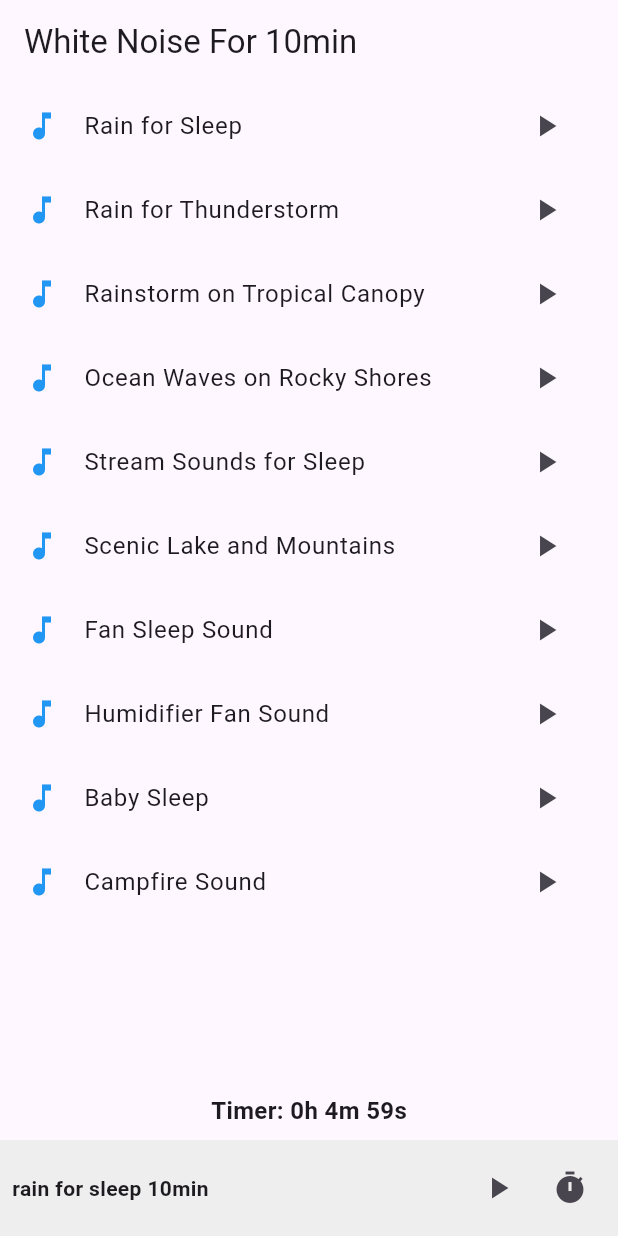
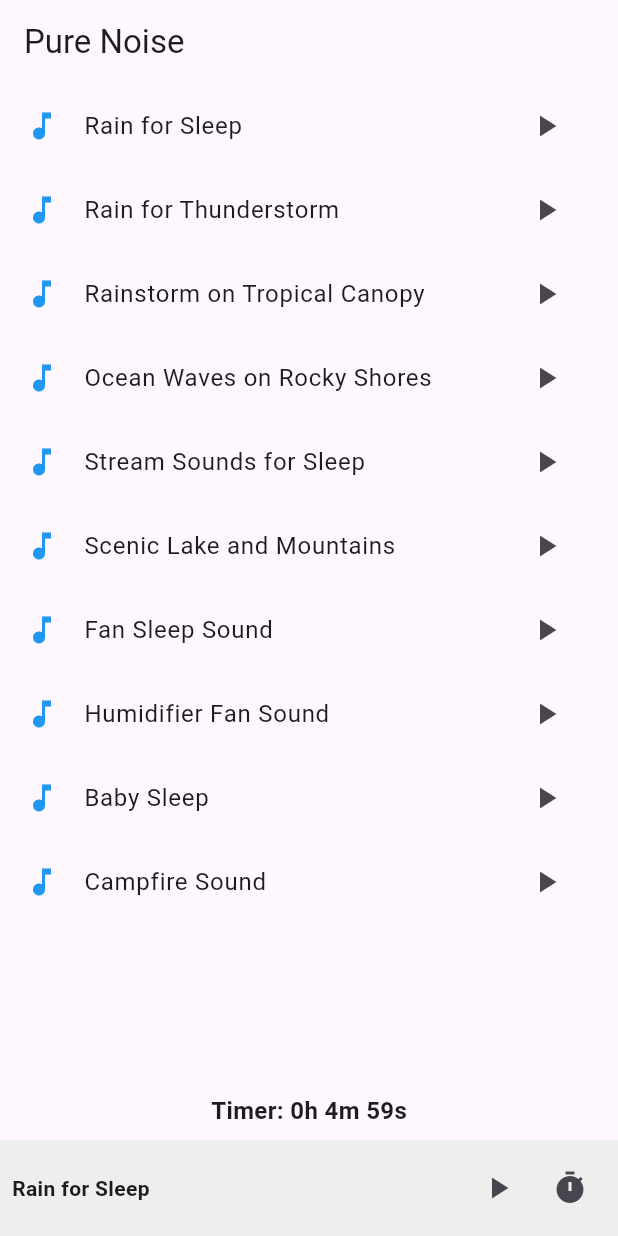
Before and after one commit to castela0119/white-noise-app, a Flutter app: the screen it shows after launch, after a tap on the "play arrow" icon, on a phone screen of 412 x 824 dp. Run offline on Flutter 3.47's test engine with Material 3 defaults, Android fonts, the phone set to English and light mode, and no system bars; our stand-ins replace just_audio.

Commit message:
feat : control bar music title 표시

```diff
--- a/lib/screens/music_player_screen.dart
+++ b/lib/screens/music_player_screen.dart
@@ -36,7 +36,7 @@ class _MusicPlayerScreenState extends State<MusicPlayerScreen> {
     final audioManager = AudioManager();
 
     return Scaffold(
-      appBar: AppBar(title: const Text('White Noise For 10min')),
+      appBar: AppBar(title: const Text('Pure Noise')),
       body: ListView(
         children: [
           MusicItem(
--- a/lib/services/audio_manager.dart
+++ b/lib/services/audio_manager.dart
@@ -15,12 +15,19 @@ class AudioManager {
   AudioPlayer get player => _player;
 
   String? _currentUrl; // 현재 재생 중인 곡의 Asset 경로
+  String? _currentTitle; // 현재 재생 중인 곡의 제목
 
-  Future<void> playAsset(String assetPath) async {
+  final ValueNotifier<String?> currentTitleNotifier = ValueNotifier<String?>(null); // 🔥 제목 감지를 위한 ValueNotifier
+
+  Future<void> playAsset(String assetPath, String title) async {
     if (_currentUrl == assetPath && _player.playing) {
       return; // 같은 곡을 다시 재생하려고 하면 무시
     }
+
     _currentUrl = assetPath;
+    _currentTitle = title;
+    currentTitleNotifier.value = title; // 🔥 UI 자동 업데이트
+
     await _player.setAsset(assetPath);
     await _player.play();
   }
@@ -31,4 +38,5 @@ class AudioManager {
   }
 
   String? get currentUrl => _currentUrl; // 현재 재생 중인 URL 반환
+  String? get currentTitle => _currentTitle; // 현재 재생 중인 제목 반환
 }
--- a/lib/widgets/music_control_bar.dart
+++ b/lib/widgets/music_control_bar.dart
@@ -51,14 +51,17 @@ class MusicControlBar extends StatelessWidget {
               return Row(
                 mainAxisAlignment: MainAxisAlignment.spaceBetween,
                 children: [
-                  // 현재 재생 곡 정보
+                  // 🔥 현재 재생 중인 곡 제목 표시 (ValueListenableBuilder 사용)
                   Expanded(
-                    child: Text(
-                      currentUrl != null
-                          ? _getTitleFromPath(currentUrl)
-                          : 'No song selected',
-                      style: const TextStyle(fontWeight: FontWeight.bold),
-                      overflow: TextOverflow.ellipsis,
+                    child: ValueListenableBuilder<String?>(
+                      valueListenable: audioManager.currentTitleNotifier,
+                      builder: (context, title, child) {
+                        return Text(
+                          title ?? 'No song selected',
+                          style: const TextStyle(fontWeight: FontWeight.bold),
+                          overflow: TextOverflow.ellipsis,
+                        );
+                      },
                     ),
                   ),
                   // 재생/일시정지 버튼
@@ -71,7 +74,7 @@ class MusicControlBar extends StatelessWidget {
                       } else {
                         if (audioManager.currentUrl == null) {
                           audioManager.playAsset(
-                              'asset/sounds/rain_for_sleep_10min.mp3');
+                              'asset/sounds/rain_for_sleep_10min.mp3', 'Rain for Sleep');
                         } else {
                           audioManager.player.play();
                         }
--- a/lib/widgets/music_item.dart
+++ b/lib/widgets/music_item.dart
@@ -35,9 +35,11 @@ class MusicItem extends StatelessWidget {
               if (isPlaying) {
                 audioManager.player.pause();
                 timerManager.stopTimer(); // 타이머 정지
+                print("============ stopTimer ============");
               } else {
-                audioManager.playAsset(assetPath);
+                audioManager.playAsset(assetPath, title);
                 timerManager.startTimer(); // 타이머 시작
+                print("============ startTimer ============");
               }
             },
           ),
```
